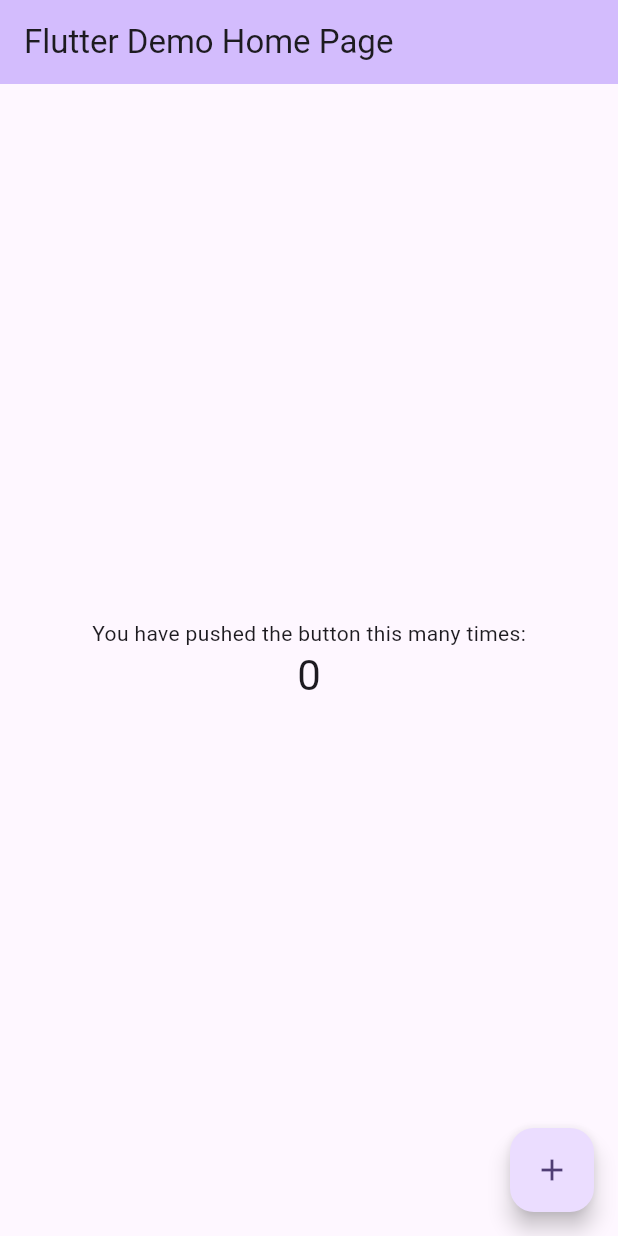
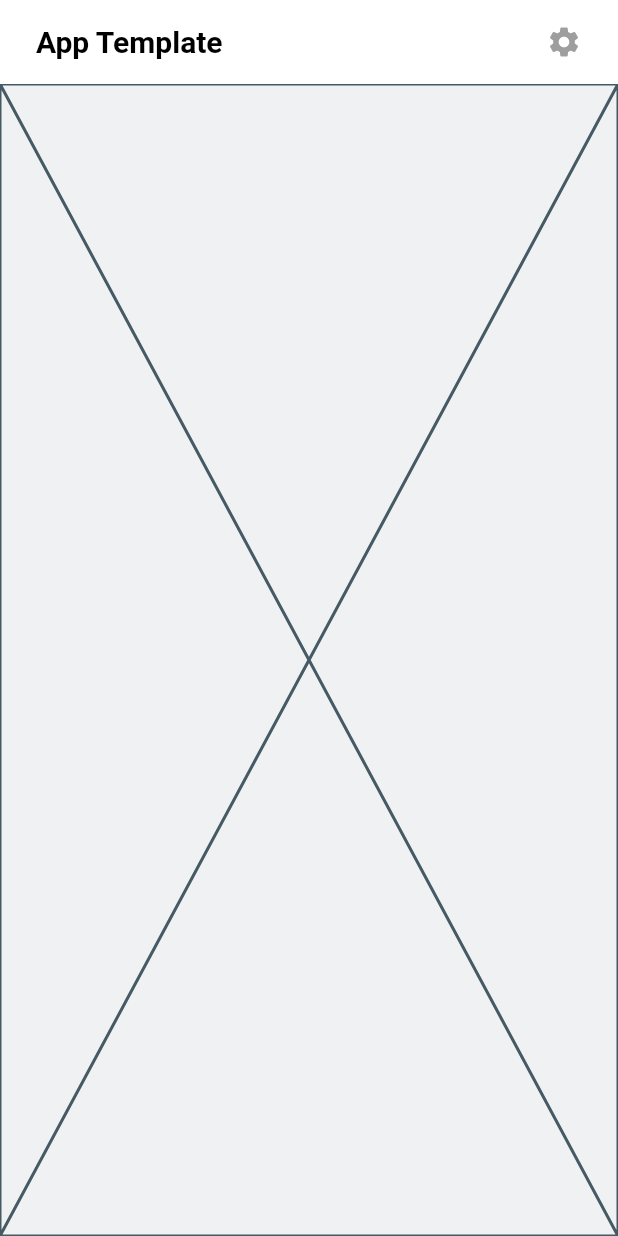
Before and after one commit to jaehyuk-dev/app-template, a Flutter app: the screen it shows after launch, on a phone screen of 412 x 824 dp. Run offline on Flutter 3.47's test engine with Material 3 defaults, Android fonts, the phone set to English and light mode, and no system bars; our stand-ins replace loading_indicator, shared_preferences, sqflite; accounts and stored records are empty.

Commit message:
[FEAT] 기본 메인 템플릿 설정

```diff
--- /dev/null
+++ b/lib/core/constants.dart
@@ -0,0 +1,9 @@
+import 'dart:ui';
+
+class AppColor{
+  static Color mainWhite = Color(0xFFf0f1f2);
+}
+
+class AdMob{
+  static String appId = "ca-app-pub-3293874374616393~5841748953";
+}
--- a/lib/main.dart
+++ b/lib/main.dart
@@ -1,17 +1,31 @@
+import 'package:app_template/screen/main_screen.dart';
 import 'package:flutter/material.dart';
+import 'package:shared_preferences/shared_preferences.dart';
 
-void main() {
+import 'core/admob_config.dart';
+
+void main() async {
+  WidgetsFlutterBinding.ensureInitialized();
+
+  // 앱 최초 실행 시 AdMob 설정 (한 번만 실행)
+  bool isFirstRun = await checkIfFirstRun();
+  if (isFirstRun) {
+    // AdMob 설정 자동화 실행
+    await AdMobConfig.setupAdMob();
+    // 첫 실행 상태 저장
+    await saveFirstRunCompleted();
+  }
+
   runApp(const MyApp());
 }
 
 class MyApp extends StatelessWidget {
   const MyApp({super.key});
 
-  // This widget is the root of your application.
   @override
   Widget build(BuildContext context) {
     return MaterialApp(
-      title: 'Flutter Demo',
+      title: 'App Template',
       theme: ThemeData(
         // This is the theme of your application.
         //
@@ -30,93 +44,19 @@ class MyApp extends StatelessWidget {
         // tested with just a hot reload.
         colorScheme: ColorScheme.fromSeed(seedColor: Colors.deepPurple),
       ),
-      home: const MyHomePage(title: 'Flutter Demo Home Page'),
+      home: MainScreen(),
     );
   }
 }
 
-class MyHomePage extends StatefulWidget {
-  const MyHomePage({super.key, required this.title});
-
-  // This widget is the home page of your application. It is stateful, meaning
-  // that it has a State object (defined below) that contains fields that affect
-  // how it looks.
-
-  // This class is the configuration for the state. It holds the values (in this
-  // case the title) provided by the parent (in this case the App widget) and
-  // used by the build method of the State. Fields in a Widget subclass are
-  // always marked "final".
-
-  final String title;
-
-  @override
-  State<MyHomePage> createState() => _MyHomePageState();
+// 최초 실행 여부를 확인하는 함수 (shared_preferences 등을 사용하여 구현)
+Future<bool> checkIfFirstRun() async {
+  SharedPreferences prefs = await SharedPreferences.getInstance();
+  return prefs.getBool('first_run') ?? true;
 }
 
-class _MyHomePageState extends State<MyHomePage> {
-  int _counter = 0;
-
-  void _incrementCounter() {
-    setState(() {
-      // This call to setState tells the Flutter framework that something has
-      // changed in this State, which causes it to rerun the build method below
-      // so that the display can reflect the updated values. If we changed
-      // _counter without calling setState(), then the build method would not be
-      // called again, and so nothing would appear to happen.
-      _counter++;
-    });
-  }
-
-  @override
-  Widget build(BuildContext context) {
-    // This method is rerun every time setState is called, for instance as done
-    // by the _incrementCounter method above.
-    //
-    // The Flutter framework has been optimized to make rerunning build methods
-    // fast, so that you can just rebuild anything that needs updating rather
-    // than having to individually change instances of widgets.
-    return Scaffold(
-      appBar: AppBar(
-        // TRY THIS: Try changing the color here to a specific color (to
-        // Colors.amber, perhaps?) and trigger a hot reload to see the AppBar
-        // change color while the other colors stay the same.
-        backgroundColor: Theme.of(context).colorScheme.inversePrimary,
-        // Here we take the value from the MyHomePage object that was created by
-        // the App.build method, and use it to set our appbar title.
-        title: Text(widget.title),
-      ),
-      body: Center(
-        // Center is a layout widget. It takes a single child and positions it
-        // in the middle of the parent.
-        child: Column(
-          // Column is also a layout widget. It takes a list of children and
-          // arranges them vertically. By default, it sizes itself to fit its
-          // children horizontally, and tries to be as tall as its parent.
-          //
-          // Column has various properties to control how it sizes itself and
-          // how it positions its children. Here we use mainAxisAlignment to
-          // center the children vertically; the main axis here is the vertical
-          // axis because Columns are vertical (the cross axis would be
-          // horizontal).
-          //
-          // TRY THIS: Invoke "debug painting" (choose the "Toggle Debug Paint"
-          // action in the IDE, or press "p" in the console), to see the
-          // wireframe for each widget.
-          mainAxisAlignment: MainAxisAlignment.center,
-          children: <Widget>[
-            const Text('You have pushed the button this many times:'),
-            Text(
-              '$_counter',
-              style: Theme.of(context).textTheme.headlineMedium,
-            ),
-          ],
-        ),
-      ),
-      floatingActionButton: FloatingActionButton(
-        onPressed: _incrementCounter,
-        tooltip: 'Increment',
-        child: const Icon(Icons.add),
-      ), // This trailing comma makes auto-formatting nicer for build methods.
-    );
-  }
+// 첫 실행 완료 상태를 저장하는 함수
+Future<void> saveFirstRunCompleted() async {
+  SharedPreferences prefs = await SharedPreferences.getInstance();
+  await prefs.setBool('first_run', false);
 }
--- /dev/null
+++ b/lib/screen/main_screen.dart
@@ -0,0 +1,20 @@
+import 'package:app_template/widget/main_layout.dart';
+import 'package:flutter/material.dart';
+
+class MainScreen extends StatefulWidget {
+  const MainScreen({super.key});
+
+  @override
+  State<MainScreen> createState() => _MainScreenState();
+}
+
+class _MainScreenState extends State<MainScreen> {
+  @override
+  Widget build(BuildContext context) {
+    return MainLayout(
+        logoText: "App Template",
+        settingMenu: Placeholder(),
+      body: Placeholder(),
+    );
+  }
+}
--- /dev/null
+++ b/lib/widget/main_layout.dart
@@ -0,0 +1,51 @@
+import 'package:app_template/core/constants.dart';
+import 'package:flutter/material.dart';
+
+class MainLayout extends StatelessWidget {
+  final String logoText;
+  final Widget settingMenu;
+  final Widget body;
+
+  const MainLayout({
+    super.key,
+    required this.logoText,
+    required this.settingMenu,
+    required this.body,
+  });
+
+  @override
+  Widget build(BuildContext context) {
+    return SafeArea(
+      child: Stack(
+        children: [
+          Scaffold(
+            backgroundColor: AppColor.mainWhite,
+            appBar: AppBar(
+              backgroundColor: Colors.white,
+              title: Padding(
+                padding: const EdgeInsets.all(8.0),
+                child: Row(
+                  mainAxisAlignment: MainAxisAlignment.spaceBetween,
+                  children: [
+                    Text(
+                      logoText,
+                      style: TextStyle(fontSize: 20, fontWeight: FontWeight.bold, color: Colors.black),
+                    ),
+                    GestureDetector(
+                      onTap: () {
+                        Navigator.push(context, MaterialPageRoute(builder: (context) => settingMenu));
+                      },
+                      child: Icon(Icons.settings, color: Colors.grey),
+                    )
+                  ],
+                ),
+              ),
+            ),
+            body: body,
+            bottomNavigationBar: null,
+          ),
+        ],
+      ),
+    );
+  }
+}
--- a/pubspec.yaml
+++ b/pubspec.yaml
@@ -44,6 +44,8 @@ dependencies:
 
   shared_preferences: ^2.5.2  # storage
   change_app_package_name: ^1.5.0 # chage app package name
+
+  path_provider: ^2.1.2
 
 dev_dependencies:
   flutter_test:
```
Also changed, not shown: lib/core/admob_config.dart (added, +135 -0 lines), lib/core/database_helper.dart (added, +54 -0 lines), pubspec.lock, 1 other file.
